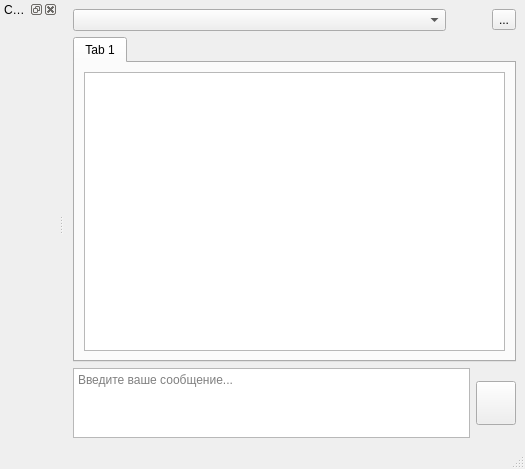
First picture: the form in mainwindow.ui, repository armarkaryan/aiOr, before the edit.
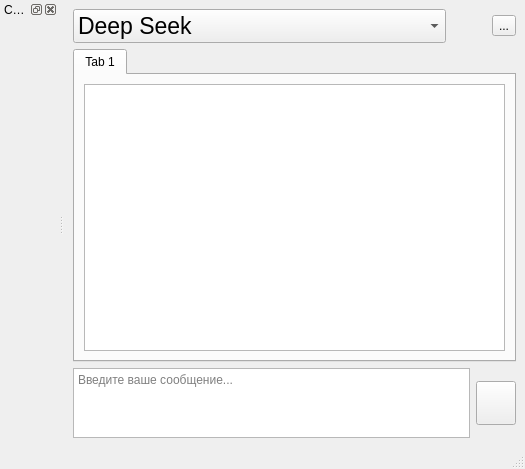
Second picture: the form after the edit. Icons and pictures are not drawn. Custom widgets are drawn as their Qt base class.

Commit message: feat: add AI selector example

```diff
--- a/mainwindow.ui
+++ b/mainwindow.ui
@@ -22,6 +22,26 @@
           <verstretch>0</verstretch>
          </sizepolicy>
         </property>
+        <property name="font">
+         <font>
+          <pointsize>17</pointsize>
+         </font>
+        </property>
+        <item>
+         <property name="text">
+          <string>Deep Seek</string>
+         </property>
+        </item>
+        <item>
+         <property name="text">
+          <string>Groq</string>
+         </property>
+        </item>
+        <item>
+         <property name="text">
+          <string>Qwen</string>
+         </property>
+        </item>
        </widget>
       </item>
       <item>
```
